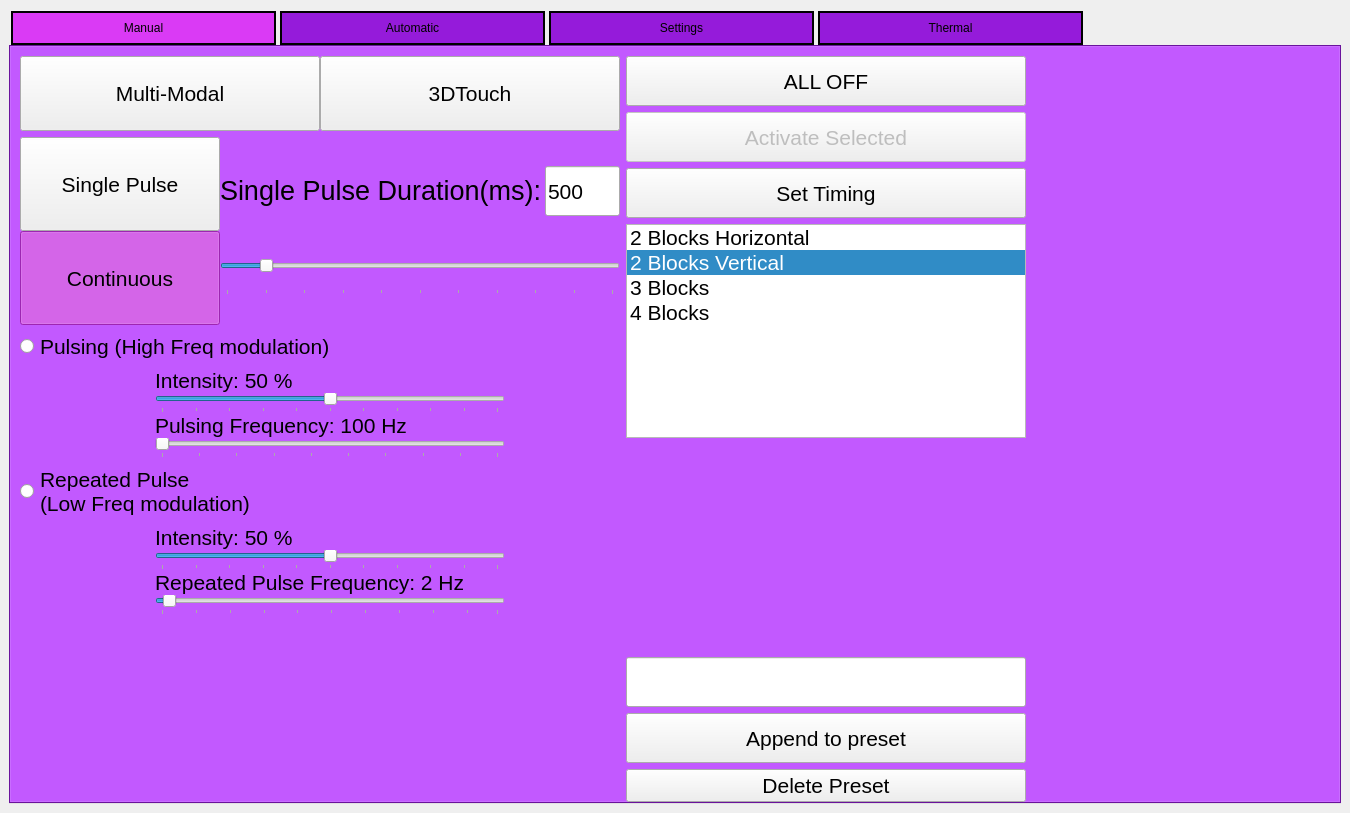
Above: GUI/vr_gui_layout.ui from rschloen/haptic_vr before the change. Below: the same form after it.
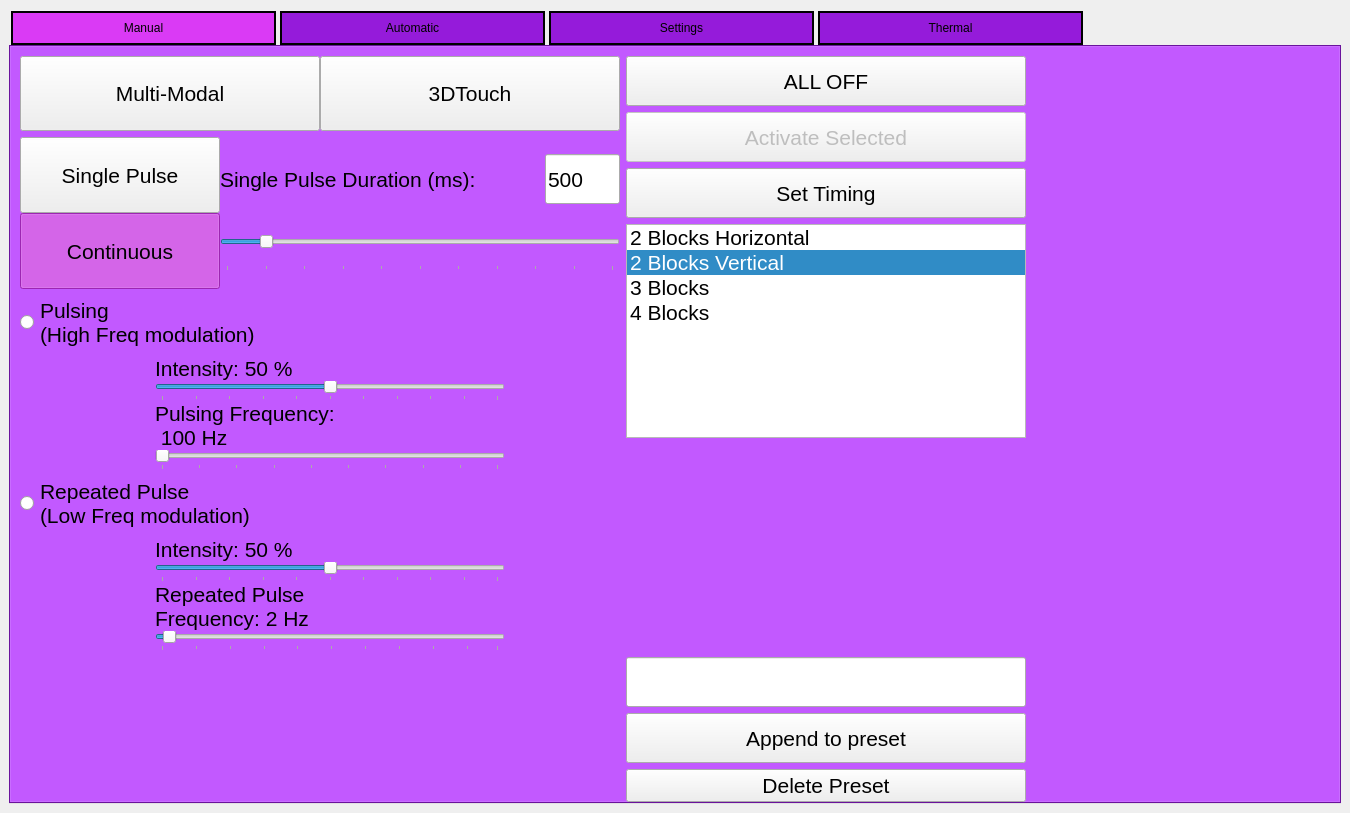
That is the form after the change. Icons and pictures are not drawn.

Commit message: Attempt to fix size of gui on different screens

The edit to the form file:
```diff
--- a/GUI/vr_gui_layout.ui
+++ b/GUI/vr_gui_layout.ui
@@ -258,12 +258,10 @@
                       </size>
                      </property>
                      <property name="styleSheet">
-                      <string notr="true">QLabel {
-font-size: 20pt;
-}</string>
+                      <string notr="true"/>
                      </property>
                      <property name="text">
-                      <string>&lt;html&gt;&lt;head/&gt;&lt;body&gt;&lt;p&gt;&lt;span style=&quot; font-size:20pt;&quot;&gt;Single Pulse Duration(ms): &lt;/span&gt;&lt;/p&gt;&lt;/body&gt;&lt;/html&gt;</string>
+                      <string>Single Pulse Duration (ms):</string>
                      </property>
                      <property name="scaledContents">
                       <bool>true</bool>
@@ -356,7 +354,8 @@
                 </size>
                </property>
                <property name="text">
-                <string>Pulsing (High Freq modulation)</string>
+                <string>Pulsing
+(High Freq modulation)</string>
                </property>
                <property name="autoExclusive">
                 <bool>false</bool>
@@ -466,7 +465,8 @@
                     </size>
                    </property>
                    <property name="text">
-                    <string>Pulsing Frequency: 100 Hz</string>
+                    <string>Pulsing Frequency:
+ 100 Hz</string>
                    </property>
                   </widget>
                  </item>
@@ -634,7 +634,8 @@
                     </size>
                    </property>
                    <property name="text">
-                    <string>Repeated Pulse Frequency: 2 Hz</string>
+                    <string>Repeated Pulse
+Frequency: 2 Hz</string>
                    </property>
                   </widget>
                  </item>
```
The commit also changes 1 other file.
